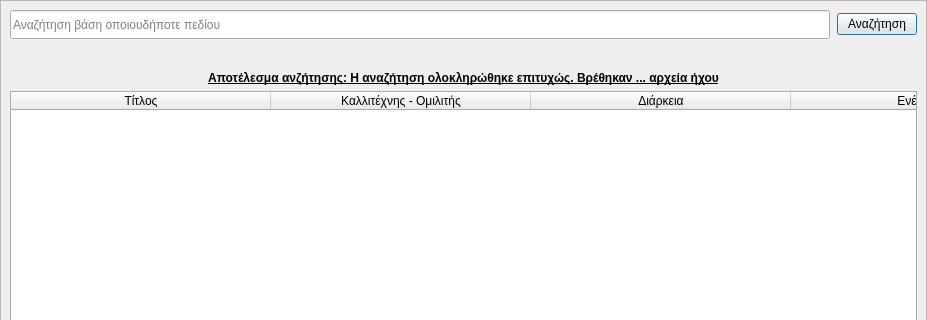
Old version of the form ui/menu-1/sound-files/search/search.ui in the repository el07694/papinhio-player; both pictures show x 0 to 927 and y 0 to 320 of the 927 by 857 pixel window.
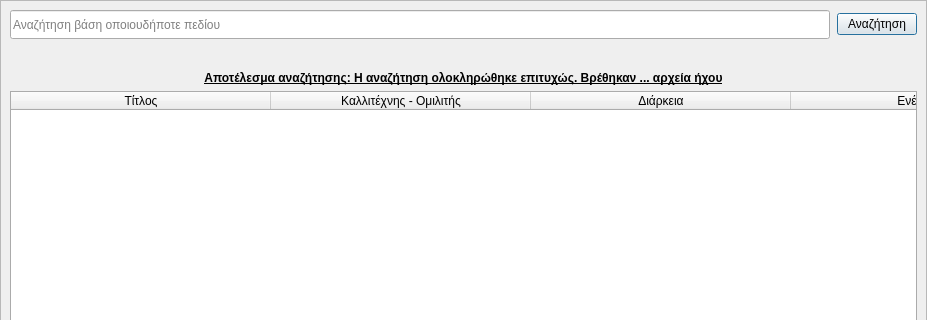
New version of the form. Icons and pictures are not drawn.

```diff
--- a/ui/menu-1/sound-files/search/search.ui
+++ b/ui/menu-1/sound-files/search/search.ui
@@ -225,7 +225,7 @@
           <string notr="true">QLabel{font-weight:bold;text-decoration:underline;}</string>
          </property>
          <property name="text">
-          <string>Αποτέλεσμα ανζήτησης: Η αναζήτηση ολοκληρώθηκε επιτυχώς. Βρέθηκαν ... αρχεία ήχου</string>
+          <string>Αποτέλεσμα αναζήτησης: Η αναζήτηση ολοκληρώθηκε επιτυχώς. Βρέθηκαν ... αρχεία ήχου</string>
          </property>
          <property name="alignment">
           <set>Qt::AlignCenter</set>
```
